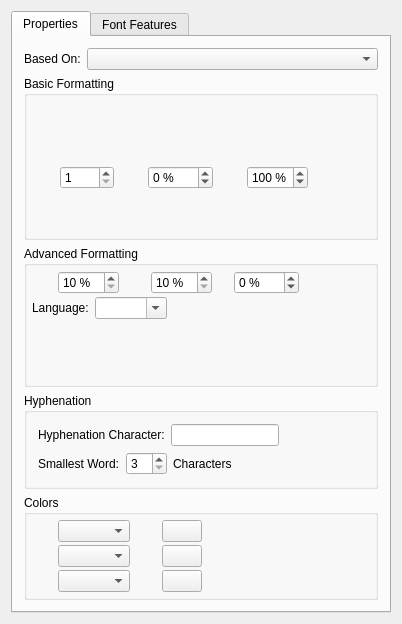
Before: the Qt Designer form scribus/ui/smcstylewidget.ui in scribusproject/scribus, drawn with Qt 5.
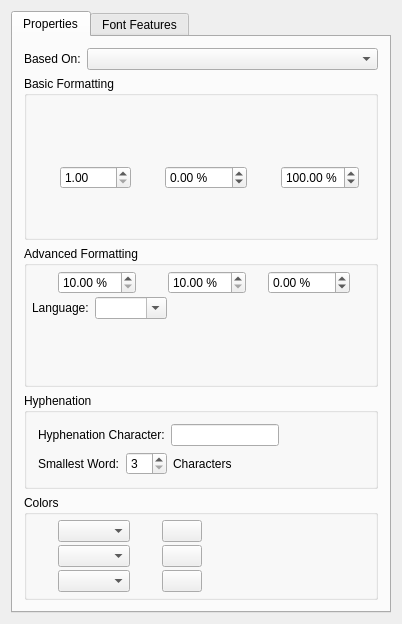
After: the same form once the commit is applied. Custom widgets are drawn as their Qt base class.

Commit message: Fix other cases of ScrSpinBox being declared with wrong base class in ui files

```diff
--- a/scribus/ui/smcstylewidget.ui
+++ b/scribus/ui/smcstylewidget.ui
@@ -860,7 +860,7 @@
   </customwidget>
   <customwidget>
    <class>SMScrSpinBox</class>
-   <extends>QSpinBox</extends>
+   <extends>QDoubleSpinBox</extends>
    <header>ui/smscrspinbox.h</header>
   </customwidget>
   <customwidget>
```
The commit also changes 10 other files.
